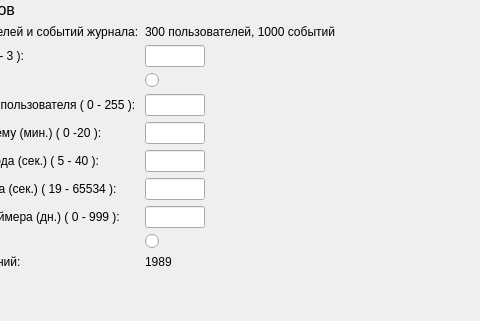
First picture: the form in panels/CommonParmsPanel.ui, repository m6v/sobol, before the edit; both pictures show x 212 to 692 and y 0 to 321 of the 800 by 600 pixel window.
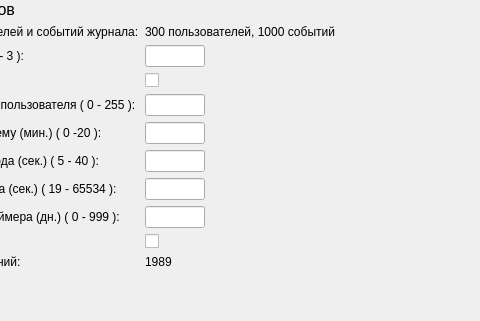
Second picture: the form after the edit. Custom widgets are drawn as their Qt base class.

Patch:
```diff
--- a/panels/CommonParmsPanel.ui
+++ b/panels/CommonParmsPanel.ui
@@ -101,13 +101,6 @@
          </property>
         </widget>
        </item>
-       <item row="2" column="1">
-        <widget class="QRadioButton" name="radioButton">
-         <property name="text">
-          <string/>
-         </property>
-        </widget>
-       </item>
        <item row="3" column="0">
         <widget class="QLabel" name="label_6">
          <property name="text">
@@ -245,13 +238,6 @@
          </property>
         </widget>
        </item>
-       <item row="8" column="1">
-        <widget class="QRadioButton" name="radioButton_2">
-         <property name="text">
-          <string/>
-         </property>
-        </widget>
-       </item>
        <item row="9" column="0">
         <widget class="QLabel" name="label_12">
          <property name="minimumSize">
@@ -272,6 +258,20 @@
          </property>
         </widget>
        </item>
+       <item row="2" column="1">
+        <widget class="Toggle" name="show_statistic_check_box">
+         <property name="text">
+          <string/>
+         </property>
+        </widget>
+       </item>
+       <item row="8" column="1">
+        <widget class="Toggle" name="sound_signals_check_box">
+         <property name="text">
+          <string/>
+         </property>
+        </widget>
+       </item>
       </layout>
      </item>
      <item>
@@ -380,6 +380,13 @@
    </item>
   </layout>
  </widget>
+ <customwidgets>
+  <customwidget>
+   <class>Toggle</class>
+   <extends>QCheckBox</extends>
+   <header>toggle</header>
+  </customwidget>
+ </customwidgets>
  <resources/>
  <connections/>
 </ui>
```
Left out of the diff: 8 changed lines with no effect on the pictures.
